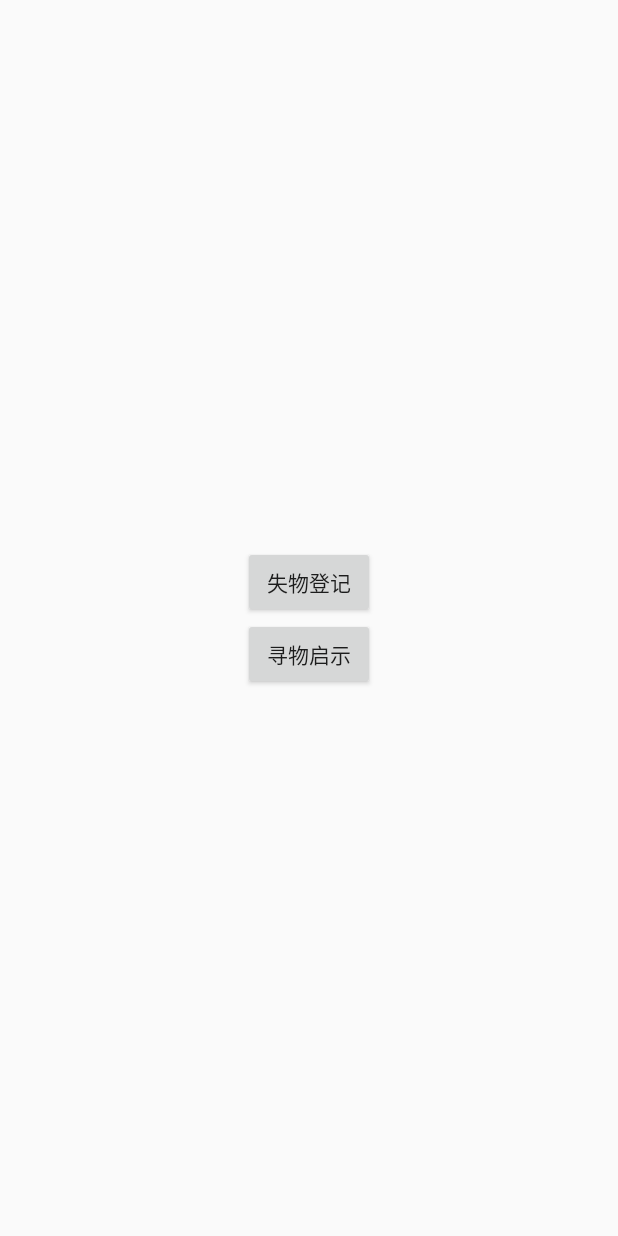
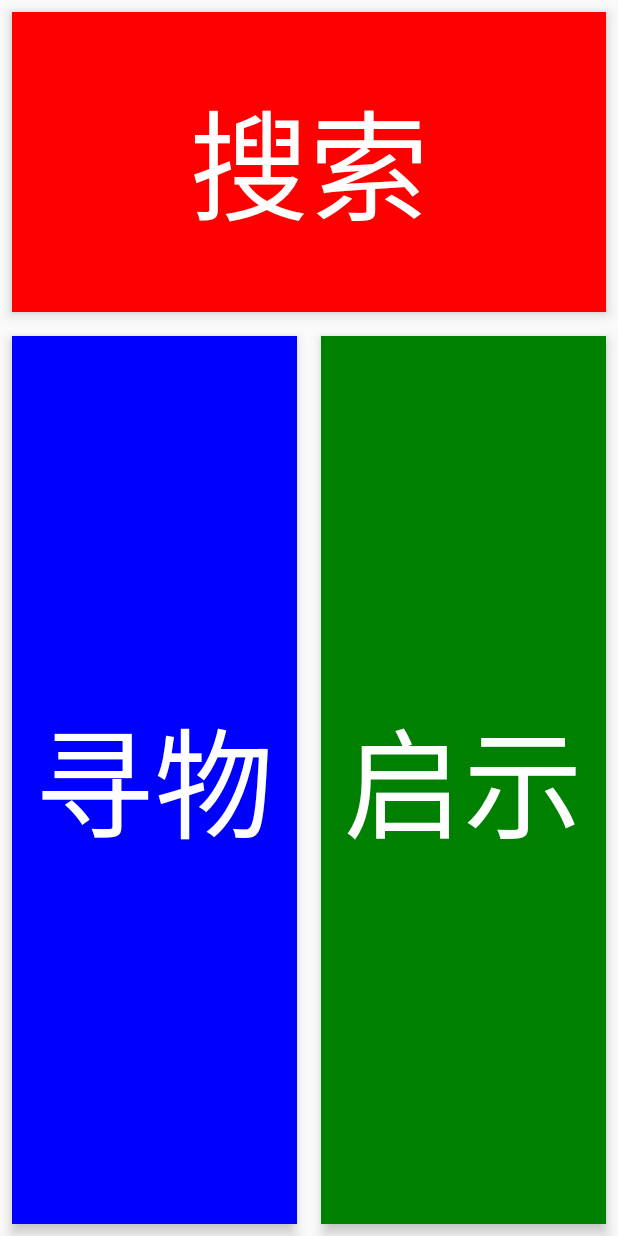
Before and after one commit to coda1997/thingsNeverLost, an Android app: the layout fragment_post.xml on its own in the app's theme, with its tools: preview values and no code run, on a phone screen of 412 x 824 dp. Run offline under Robolectric (Android 15) with nearby library versions, the phone set to English and light mode, and no system bars.

```diff
--- a/app/src/main/java/com/example/overl/myapplication/adapter/ItemAdapter.kt
+++ b/app/src/main/java/com/example/overl/myapplication/adapter/ItemAdapter.kt
@@ -19,10 +19,11 @@ class ItemAdapter(val context: Context,val list: MutableList<Item>) :RecyclerVie
     var inflater:LayoutInflater = LayoutInflater.from(context)
 
     override fun onCreateViewHolder(parent: ViewGroup, viewType: Int): RecyclerView.ViewHolder {
-        return ItemViewHolder(inflater.inflate(R.layout.item_cardview,null))
+        return ItemViewHolder(inflater.inflate(R.layout.item_cardview,parent,false))
     }
     fun addData(item:Item){
         list.add(item)
+        notifyItemInserted(list.size-1)
     }
 
     override fun onBindViewHolder(holder: RecyclerView.ViewHolder, position: Int) {
--- a/app/src/main/res/layout/fragment_post.xml
+++ b/app/src/main/res/layout/fragment_post.xml
@@ -3,21 +3,78 @@
     android:layout_width="match_parent"
     android:layout_height="match_parent"
     android:orientation="vertical"
+    >
+    <LinearLayout
+        android:layout_width="match_parent"
+        android:layout_height="200dp"
+        android:background="@color/red"
+        android:layout_margin="8dp"
+        android:elevation="5dp"
         android:gravity="center"
         >
-    <Button
-        android:id="@+id/bt_post_find"
+        <TextView
             android:layout_width="wrap_content"
             android:layout_height="wrap_content"
-        android:text="失物登记"
+            android:text="搜索"
+            android:textColor="@color/white"
+            android:textSize="80sp"
             />
-
-    <Button
-        android:id="@+id/bt_post_lost"
+    </LinearLayout>
+    <LinearLayout
+        android:layout_width="match_parent"
+        android:orientation="horizontal"
+        android:layout_height="match_parent">
+        <LinearLayout
+            android:layout_width="0dp"
+            android:layout_weight="1"
+            android:layout_height="match_parent"
+            android:background="@color/blue"
+            android:layout_margin="8dp"
+            android:elevation="5dp"
+            android:gravity="center"
+            >
+            <TextView
                 android:layout_width="wrap_content"
                 android:layout_height="wrap_content"
-        android:text="寻物启示"
+                android:text="寻物"
+                android:textColor="@color/white"
+                android:textSize="80sp"
                 />
+        </LinearLayout>
+        <LinearLayout
+            android:layout_width="0dp"
+            android:layout_weight="1"
+            android:layout_height="match_parent"
+            android:background="@color/green"
+            android:layout_margin="8dp"
+            android:elevation="5dp"
+            android:gravity="center"
+            >
+            <TextView
+                android:layout_width="wrap_content"
+                android:layout_height="wrap_content"
+                android:text="启示"
+                android:textColor="@color/white"
+                android:textSize="80sp"
+                />
+        </LinearLayout>
+
+    </LinearLayout>
+
+
+    <!--<Button-->
+        <!--android:id="@+id/bt_post_find"-->
+        <!--android:layout_width="wrap_content"-->
+        <!--android:layout_height="wrap_content"-->
+        <!--android:text="失物登记"-->
+        <!--/>-->
+
+    <!--<Button-->
+        <!--android:id="@+id/bt_post_lost"-->
+        <!--android:layout_width="wrap_content"-->
+        <!--android:layout_height="wrap_content"-->
+        <!--android:text="寻物启示"-->
+        <!--/>-->
     <!--<Button-->
         <!--android:id="@+id/bt_all_find"-->
         <!--android:layout_width="wrap_content"-->
--- a/app/src/main/res/values/strings.xml
+++ b/app/src/main/res/values/strings.xml
@@ -6,5 +6,5 @@
     <string name="my_page">我的</string>
     <string name="default_date">2018-01-01</string>
     <string name="default_time">12:00</string>
-    <string name="item_desc">描述</string>
+    <string name="item_desc">描述:</string>
 </resources>
```
Also changed, not shown: app/src/main/java/com/example/overl/myapplication/map/MapFragment.kt (+4 -3 lines), app/src/main/java/com/example/overl/myapplication/post/ItemUtils.kt (+5 -6 lines), app/src/main/java/com/example/overl/myapplication/post/PostFragment.kt (+53 -15 lines), app/src/main/res/layout/activity_post_find.xml (+8 -2 lines), app/src/main/res/layout/input_item.xml (+7 -0 lines), app/src/main/res/layout/item_cardview.xml (+6 -4 lines), app/src/main/res/layout/item_details.xml (+18 -7 lines), app/src/main/res/drawable-v24/arrow.png (added), app/src/main/res/drawable/arrow.png (added), 2 other files. Lines whose indentation alone changed are shown as unchanged.
